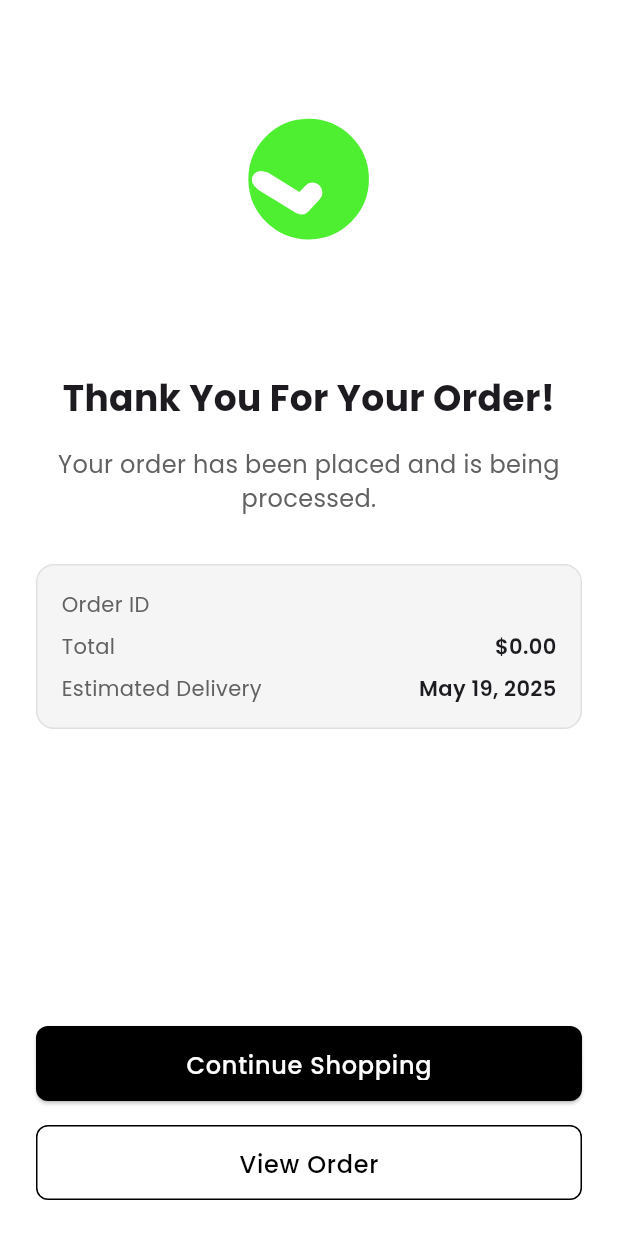
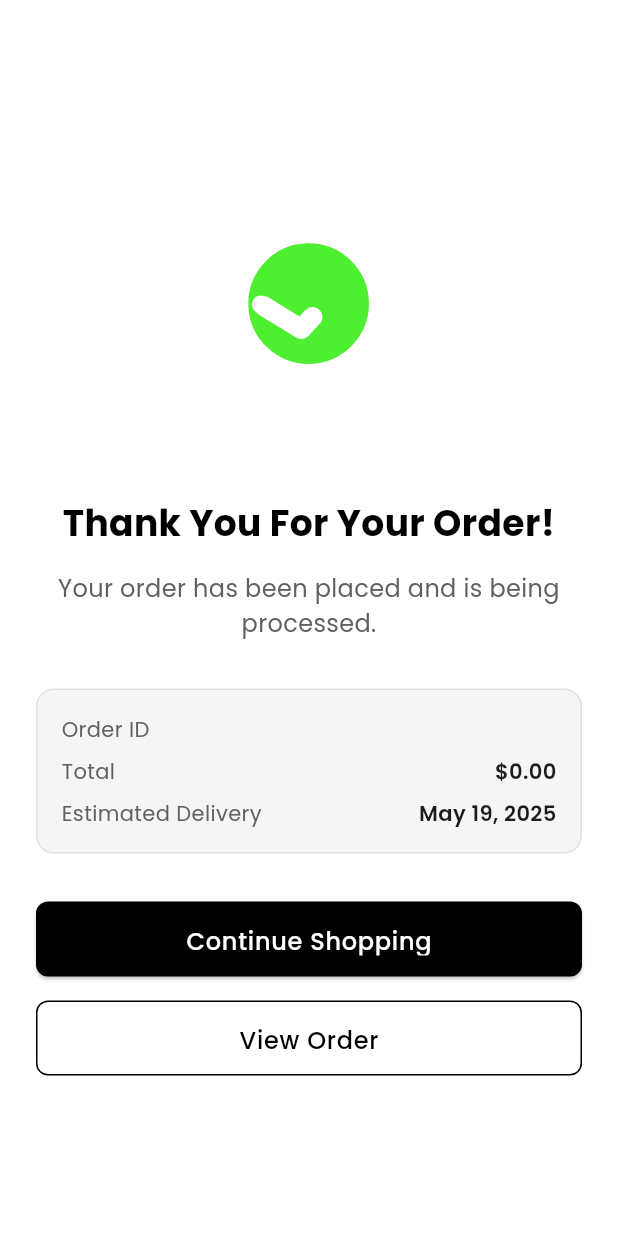
Before and after one commit to fyodorrrrr/haul-app, a Flutter app: the OrderConfirmation screen opened directly with empty values, on a phone screen of 412 x 824 dp. Run offline on Flutter 3.47's test engine with Material 3 defaults, Android fonts, the phone set to English and light mode, and no system bars; our stand-ins replace cloud_firestore, firebase_auth, firebase_core, firebase_storage, flutter_dotenv, google_fonts and 4 more; missing offline and left inert: firebase_app_check; accounts and stored records are empty; network calls fail.

Commit message:
feat: Implement checkout functionality with order confirmation and summary screens

```diff
--- a/lib/screens/checkout/order_confirmation.dart
+++ b/lib/screens/checkout/order_confirmation.dart
@@ -2,7 +2,6 @@ import 'package:flutter/material.dart';
 import 'package:google_fonts/google_fonts.dart';
 import 'package:lottie/lottie.dart';
 import '../buyer/home_screen.dart';
-
 
 class OrderConfirmation extends StatefulWidget {
   final String orderId;
@@ -41,8 +40,11 @@ class _OrderConfirmationState extends State<OrderConfirmation> with SingleTicker
 
   @override
   Widget build(BuildContext context) {
-    return Center(
-      child: Padding(
+    return Scaffold(
+      backgroundColor: Colors.white,
+      body: SafeArea(
+        child: Center(
+          child: SingleChildScrollView(
             padding: const EdgeInsets.all(24.0),
             child: Column(
               mainAxisAlignment: MainAxisAlignment.center,
@@ -51,7 +53,7 @@ class _OrderConfirmationState extends State<OrderConfirmation> with SingleTicker
                 SizedBox(
                   height: 200,
                   child: Lottie.asset(
-                'assets/animations/success.json', // Make sure this asset exists
+                    'assets/animations/success.json',
                     controller: _animationController,
                     repeat: false,
                     onLoaded: (composition) {
@@ -60,8 +62,8 @@ class _OrderConfirmationState extends State<OrderConfirmation> with SingleTicker
                         ..forward();
                     },
                     errorBuilder: (context, error, stackTrace) {
-                  // Fallback if animation asset is not available
                       return Column(
+                        mainAxisAlignment: MainAxisAlignment.center,
                         children: [
                           Icon(
                             Icons.check_circle_outline,
@@ -87,6 +89,7 @@ class _OrderConfirmationState extends State<OrderConfirmation> with SingleTicker
                   style: GoogleFonts.poppins(
                     fontSize: 24,
                     fontWeight: FontWeight.bold,
+                    color: Colors.black,
                   ),
                   textAlign: TextAlign.center,
                 ),
@@ -104,6 +107,7 @@ class _OrderConfirmationState extends State<OrderConfirmation> with SingleTicker
 
                 // Order details card
                 Container(
+                  width: double.infinity,
                   padding: const EdgeInsets.all(16),
                   decoration: BoxDecoration(
                     color: Colors.grey.shade100,
@@ -111,6 +115,8 @@ class _OrderConfirmationState extends State<OrderConfirmation> with SingleTicker
                     border: Border.all(color: Colors.grey.shade300),
                   ),
                   child: Column(
+                    mainAxisSize: MainAxisSize.min,
+                    crossAxisAlignment: CrossAxisAlignment.start,
                     children: [
                       _buildDetailRow('Order ID', widget.orderId),
                       const SizedBox(height: 8),
@@ -118,13 +124,12 @@ class _OrderConfirmationState extends State<OrderConfirmation> with SingleTicker
                       const SizedBox(height: 8),
                       _buildDetailRow(
                         'Estimated Delivery',
-                    '${_getEstimatedDeliveryDate()}'
+                        _getEstimatedDeliveryDate(),
                       ),
                     ],
                   ),
                 ),
-
-            const Spacer(),
+                const SizedBox(height: 32),
 
                 // Continue shopping button
                 SizedBox(
@@ -136,7 +141,7 @@ class _OrderConfirmationState extends State<OrderConfirmation> with SingleTicker
                         MaterialPageRoute(
                           builder: (_) => HomeScreen(userData: const {}),
                         ),
-                    (route) => false, // Remove all previous routes
+                        (route) => false,
                       );
                     },
                     style: ElevatedButton.styleFrom(
@@ -163,7 +168,6 @@ class _OrderConfirmationState extends State<OrderConfirmation> with SingleTicker
                   height: 50,
                   child: OutlinedButton(
                     onPressed: () {
-                  // Navigate to order details screen (you can implement this later)
                       ScaffoldMessenger.of(context).showSnackBar(
                         const SnackBar(content: Text('Order details will be available soon')),
                       );
@@ -185,6 +189,8 @@ class _OrderConfirmationState extends State<OrderConfirmation> with SingleTicker
                   ),
                 ),
               ],
+            ),
+          ),
         ),
       ),
     );
```
Also changed, not shown: lib/main.dart (+7 -1 lines), lib/providers/checkout_provider.dart (+7 -19 lines), lib/screens/checkout/order_summary.dart (+13 -1 lines), 4 other files. Lines whose indentation alone changed are shown as unchanged.
